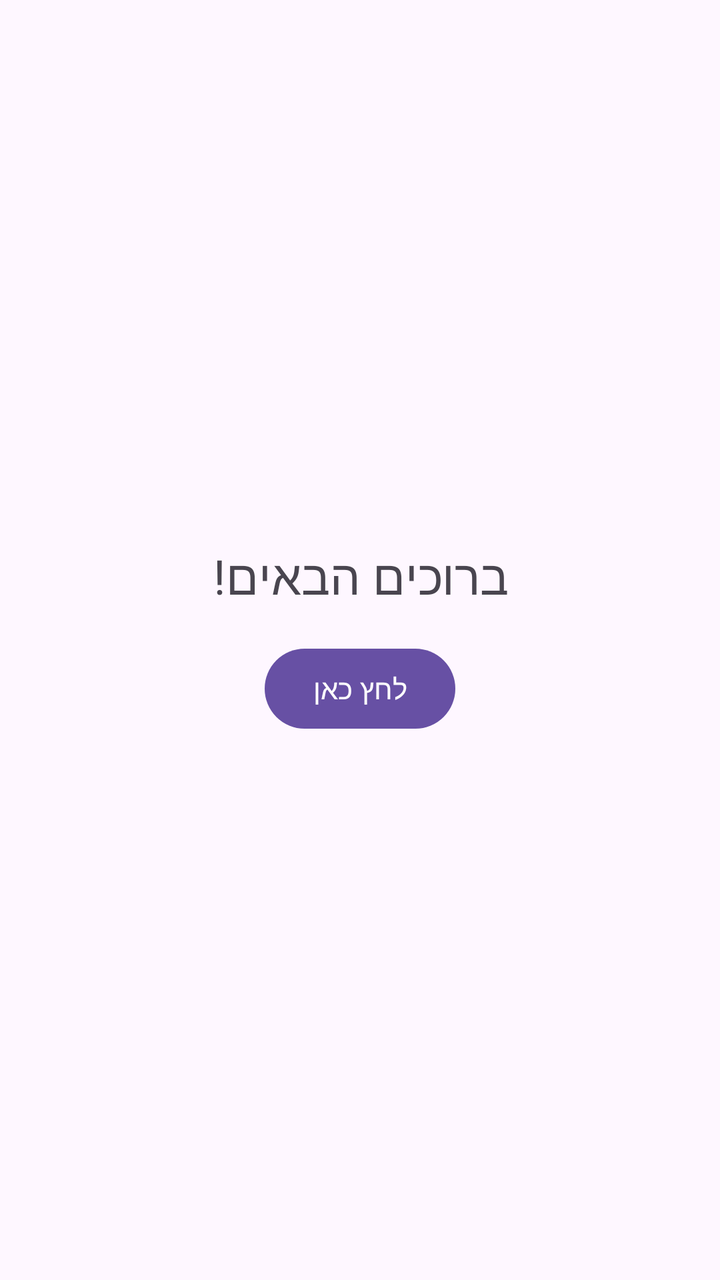
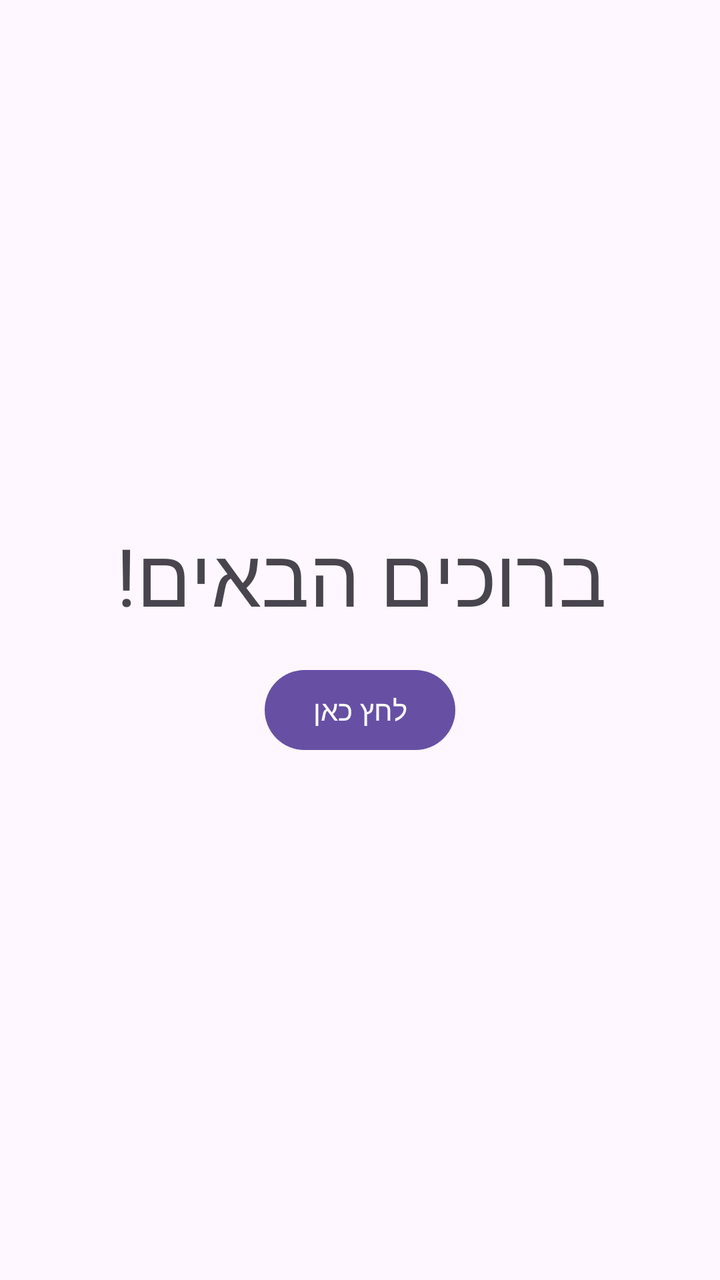

Screens rendered from an Android XML layout before and after an edit, with the pre-edit source and the edit as a unified diff.
<!-- AndroidManifest.xml: application theme Theme.NoamFirstApp -->
<!-- res/layout/activity_main.xml -->
<?xml version="1.0" encoding="utf-8"?>
<LinearLayout xmlns:android="http://schemas.android.com/apk/res/android"
    android:layout_width="match_parent"
    android:layout_height="match_parent"
    android:orientation="vertical"
    android:gravity="center"
    android:padding="16dp"
    android:id="@+id/main"
>

    <TextView
        android:id="@+id/tvTitle"
    android:layout_width="wrap_content"
    android:layout_height="wrap_content"
    android:text="@string/welcome_message"
    android:textSize="24sp" />

<Button
android:id="@+id/btnClick"
android:layout_width="wrap_content"
android:layout_height="wrap_content"
android:layout_marginTop="16dp"
android:text="@string/click_here" />
    </LinearLayout>
<!-- resources referenced by this layout -->
<resources>
  <string name="click_here">לחץ כאן</string>
  <string name="welcome_message">ברוכים הבאים!</string>
  <style name="Theme.NoamFirstApp" parent="Base.Theme.NoamFirstApp" />
  <style name="Base.Theme.NoamFirstApp" parent="Theme.Material3.DayNight.NoActionBar">
          
          
      </style>
</resources>

<!-- the commit's change to res/layout/activity_main.xml (unified diff, before → after) -->
@@ -13,7 +13,7 @@
     android:layout_width="wrap_content"
     android:layout_height="wrap_content"
     android:text="@string/welcome_message"
-    android:textSize="24sp" />
+    android:textSize="40sp" />
 
 <Button
 android:id="@+id/btnClick"
